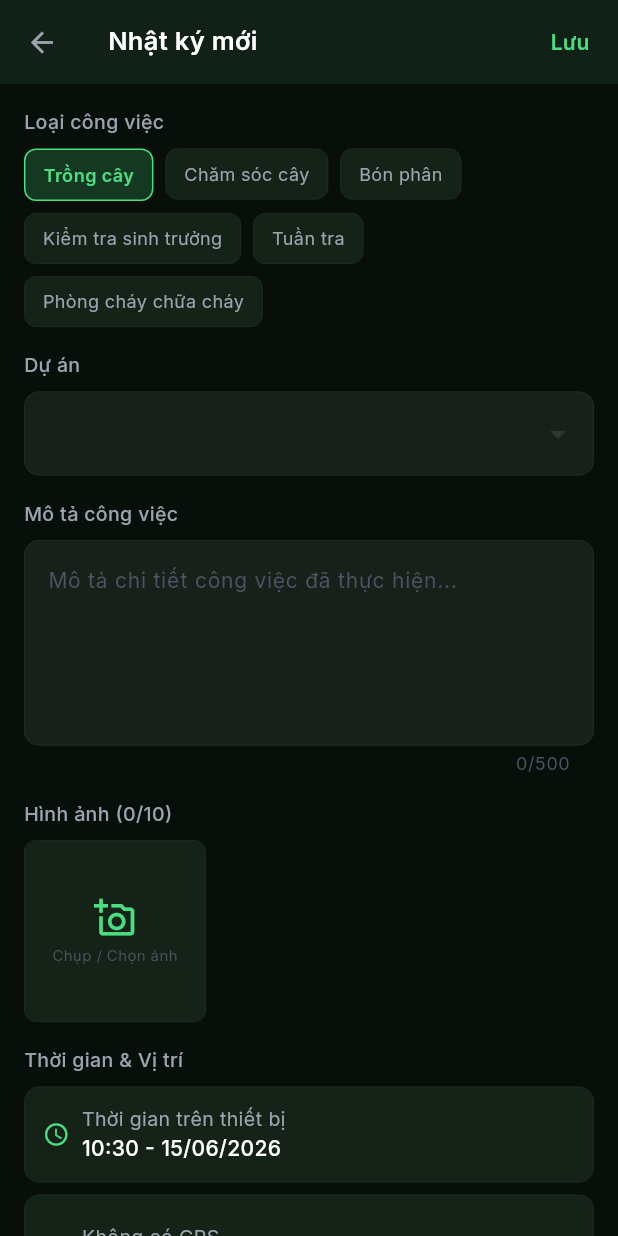
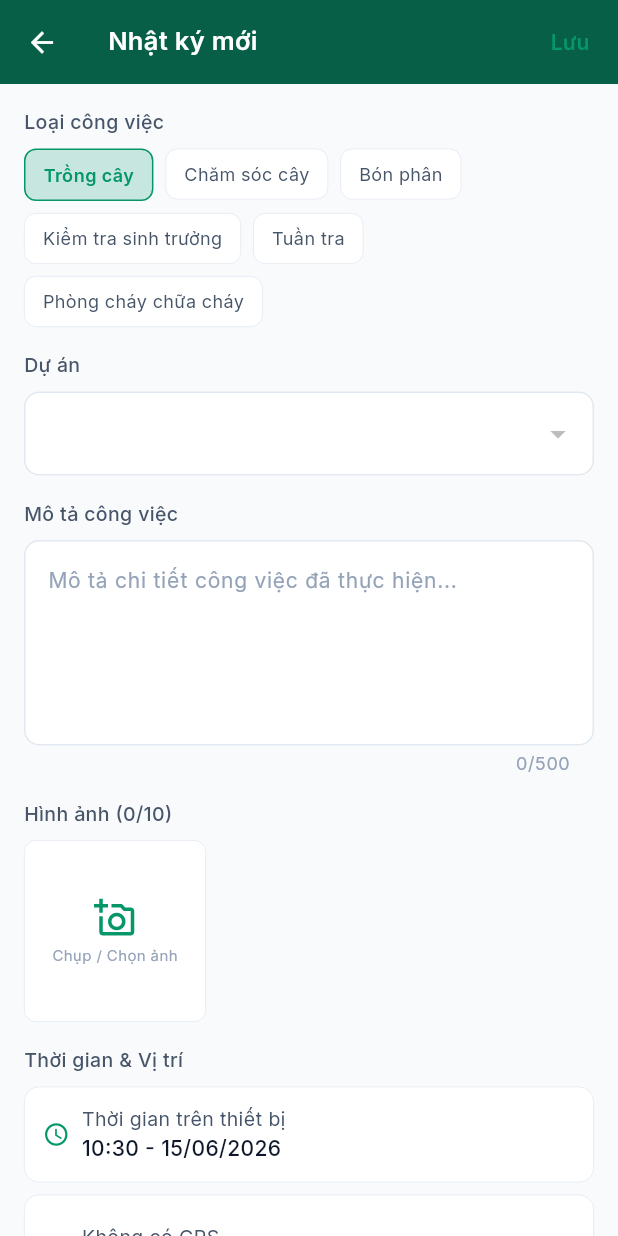
Before and after one commit to tnghiem860/quan_ly_rung, a Flutter app: the MainShell screen opened by its route, item 3 of the bottom bar chosen, after a tap on "Nhật ký mới", on a phone screen of 412 x 824 dp. Run offline on Flutter 3.47's test engine with Material 3 defaults, Android fonts, the phone set to English and light mode, and no system bars; our stand-ins replace cloud_firestore, connectivity_plus, firebase_core, flutter_map, geolocator, google_fonts and 2 more; accounts and stored records are empty.

Commit message:
Update UI to Light Nature theme, fix contrast, and redesign StatCard layout

```diff
--- a/lib/main.dart
+++ b/lib/main.dart
@@ -87,7 +87,7 @@ class ForestWorkerApp extends StatelessWidget {
     return MaterialApp(
       title: 'Forest Worker',
       debugShowCheckedModeBanner: false,
-      theme: AppTheme.darkGreenTheme,
+      theme: AppTheme.lightNatureTheme,
       initialRoute: '/login',
       routes: {
         '/login': (_) => const LoginScreen(),
@@ -98,47 +98,47 @@ class ForestWorkerApp extends StatelessWidget {
 }
 
 class AppTheme {
-  // ── Bảng màu nền – tối hơn và sắc nét hơn ──────────────────────────────
-  static const Color background   = Color(0xFF080F0B); // Đen tuyền ám xanh
-  static const Color surface      = Color(0xFF101A12); // Nền layer 2
-  static const Color surfaceLight = Color(0xFF172019); // Nền input/card nhỏ
-  static const Color cardBg       = Color(0xFF142218); // Card nổi bật hơn
-  static const Color primary      = Color(0xFF112118); // AppBar / bottom bar
-  static const Color primaryLight = Color(0xFF1E3828); // Hover/pressed state
+  // ── Bảng màu nền – Light Nature ─────────────────────────────────────────
+  static const Color background   = Color(0xFFF8FAFC); // Nền xám nhạt/trắng
+  static const Color surface      = Color(0xFFFFFFFF); // Nền layer 2 (trắng)
+  static const Color surfaceLight = Color(0xFFF1F5F9); // Nền input/card nhỏ
+  static const Color cardBg       = Color(0xFFFFFFFF); // Card trắng
+  static const Color primary      = Color(0xFF065F46); // Xanh rừng rậm (AppBar)
+  static const Color primaryLight = Color(0xFF047857); // Xanh lục bảo
 
-  // ── Màu nhấn chính – xanh lá rừng sáng ─────────────────────────────────
-  static const Color accent       = Color(0xFF4ADE80); // Xanh lá tươi (như cây mới)
-  static const Color accentLight  = Color(0xFF86EFAC); // Highlight trên nền tối
-  static const Color accentDark   = Color(0xFF16A34A); // Hover/pressed accent
+  // ── Màu nhấn chính – Xanh lục bảo ──────────────────────────────────────
+  static const Color accent       = Color(0xFF059669); // Xanh lá đậm hơn
+  static const Color accentLight  = Color(0xFF10B981); // Highlight trên nền sáng
+  static const Color accentDark   = Color(0xFF064E3B); // Hover/pressed accent
 
-  // ── Màu nhấn phụ – Cam hổ phách (warm accent) ───────────────────────────
-  static const Color amber        = Color(0xFFFBBF24); // Cảnh báo / nút quan trọng
-  static const Color amberLight   = Color(0xFFFDE68A); // Hover amber
+  // ── Màu nhấn phụ – Cam ──────────────────────────────────────────────────
+  static const Color amber        = Color(0xFFF59E0B); // Cảnh báo
+  static const Color amberLight   = Color(0xFFFCD34D); // Hover amber
 
   // ── Màu viền và phân chia ───────────────────────────────────────────────
-  static const Color border       = Color(0xFF1F3025); // Viền card/input
-  static const Color borderBright = Color(0xFF2D4A38); // Viền active
+  static const Color border       = Color(0xFFE2E8F0); // Viền card/input xám nhạt
+  static const Color borderBright = Color(0xFFCBD5E1); // Viền active xám vừa
 
   // ── Màu văn bản – phân cấp rõ ràng ─────────────────────────────────────
-  static const Color textPrimary   = Color(0xFFFFFFFF); // Trắng tinh – tiêu đề
-  static const Color textSecondary = Color(0xFF9CA3AF); // Xám trung bình – phụ đề
-  static const Color textMuted     = Color(0xFF4B5563); // Xám nhạt – mờ
+  static const Color textPrimary   = Color(0xFF0F172A); // Đen đậm – tiêu đề
+  static const Color textSecondary = Color(0xFF475569); // Xám trung bình – phụ đề
+  static const Color textMuted     = Color(0xFF94A3B8); // Xám nhạt – mờ
 
   // ── Màu trạng thái ──────────────────────────────────────────────────────
-  static const Color success = Color(0xFF4ADE80); // = accent
-  static const Color warning = Color(0xFFFBBF24); // = amber
-  static const Color danger  = Color(0xFFF87171); // Đỏ nhẹ (tránh quá chói)
-  static const Color info    = Color(0xFF38BDF8); // Xanh dương nhạt
+  static const Color success = Color(0xFF059669); // = accent
+  static const Color warning = Color(0xFFF59E0B); // = amber
+  static const Color danger  = Color(0xFFEF4444); // Đỏ
+  static const Color info    = Color(0xFF0EA5E9); // Xanh dương
 
-  static ThemeData get darkGreenTheme {
+  static ThemeData get lightNatureTheme {
     final base = GoogleFonts.interTextTheme();
     return ThemeData(
       useMaterial3: true,
-      brightness: Brightness.dark,
+      brightness: Brightness.light,
       scaffoldBackgroundColor: background,
-      colorScheme: const ColorScheme.dark(
-        primary: accent,
-        secondary: accentLight,
+      colorScheme: const ColorScheme.light(
+        primary: primary,
+        secondary: accent,
         surface: surface,
         error: danger,
       ),
@@ -162,53 +162,54 @@ class AppTheme {
       // ── AppBar ───────────────────────────────────────────────────────────
       appBarTheme: AppBarTheme(
         backgroundColor: primary,
-        foregroundColor: textPrimary,
+        foregroundColor: Colors.white,
         elevation: 0,
         centerTitle: false,
         titleTextStyle: GoogleFonts.inter(
-          color: textPrimary,
+          color: Colors.white,
           fontSize: 17,
           fontWeight: FontWeight.w600,
           letterSpacing: 0.2,
         ),
-        iconTheme: const IconThemeData(color: textSecondary, size: 22),
-        actionsIconTheme: const IconThemeData(color: textSecondary, size: 22),
+        iconTheme: const IconThemeData(color: Colors.white, size: 22),
+        actionsIconTheme: const IconThemeData(color: Colors.white, size: 22),
       ),
 
       // ── Bottom Nav ───────────────────────────────────────────────────────
       bottomNavigationBarTheme: const BottomNavigationBarThemeData(
-        backgroundColor: primary,
-        selectedItemColor: accent,
+        backgroundColor: surface,
+        selectedItemColor: primary,
         unselectedItemColor: textMuted,
         type: BottomNavigationBarType.fixed,
-        elevation: 0,
+        elevation: 8,
       ),
 
       // ── Card ─────────────────────────────────────────────────────────────
       cardTheme: CardThemeData(
         color: cardBg,
-        elevation: 0,
+        elevation: 2,
+        shadowColor: Colors.black.withOpacity(0.05),
         shape: RoundedRectangleBorder(
           borderRadius: BorderRadius.circular(14),
-          side: const BorderSide(color: border, width: 0.5),
+          side: const BorderSide(color: border, width: 1.0),
         ),
       ),
 
       // ── Input ────────────────────────────────────────────────────────────
       inputDecorationTheme: InputDecorationTheme(
         filled: true,
-        fillColor: surfaceLight,
+        fillColor: surface,
         border: OutlineInputBorder(
           borderRadius: BorderRadius.circular(10),
           borderSide: const BorderSide(color: border),
         ),
         enabledBorder: OutlineInputBorder(
           borderRadius: BorderRadius.circular(10),
-          borderSide: const BorderSide(color: border, width: 0.5),
+          borderSide: const BorderSide(color: border, width: 1.0),
         ),
         focusedBorder: OutlineInputBorder(
           borderRadius: BorderRadius.circular(10),
-          borderSide: const BorderSide(color: accent, width: 1.5),
+          borderSide: const BorderSide(color: primary, width: 1.5),
         ),
         labelStyle: const TextStyle(color: textSecondary),
         hintStyle: const TextStyle(color: textMuted),
@@ -218,8 +219,8 @@ class AppTheme {
       // ── ElevatedButton ───────────────────────────────────────────────────
       elevatedButtonTheme: ElevatedButtonThemeData(
         style: ElevatedButton.styleFrom(
-          backgroundColor: accent,
-          foregroundColor: background,
+          backgroundColor: primary,
+          foregroundColor: Colors.white,
           minimumSize: const Size.fromHeight(52),
           shape: RoundedRectangleBorder(
             borderRadius: BorderRadius.circular(12),
@@ -236,21 +237,21 @@ class AppTheme {
       // ── TextButton ───────────────────────────────────────────────────────
       textButtonTheme: TextButtonThemeData(
         style: TextButton.styleFrom(
-          foregroundColor: accentLight,
+          foregroundColor: primary,
         ),
       ),
 
       // ── Divider ──────────────────────────────────────────────────────────
       dividerTheme: const DividerThemeData(
         color: border,
-        thickness: 0.5,
+        thickness: 1.0,
       ),
 
       // ── Chip ─────────────────────────────────────────────────────────────
       chipTheme: ChipThemeData(
         backgroundColor: surfaceLight,
         labelStyle: const TextStyle(color: textPrimary, fontSize: 12),
-        side: const BorderSide(color: border, width: 0.5),
+        side: const BorderSide(color: borderBright, width: 1.0),
         shape: RoundedRectangleBorder(borderRadius: BorderRadius.circular(8)),
       ),
     );
--- a/lib/screens/home_screen.dart
+++ b/lib/screens/home_screen.dart
@@ -125,6 +125,7 @@ class HomeScreen extends StatelessWidget {
                           'Xin chào, $name',
                           style: Theme.of(context).textTheme.headlineSmall?.copyWith(
                                 fontSize: 20,
+                                color: Colors.white,
                               ),
                           maxLines: 1,
                           overflow: TextOverflow.ellipsis,
@@ -132,7 +133,9 @@ class HomeScreen extends StatelessWidget {
                         const SizedBox(height: 2),
                         Text(
                           _getFormattedDate(),
-                          style: Theme.of(context).textTheme.bodyMedium,
+                          style: Theme.of(context).textTheme.bodyMedium?.copyWith(
+                                color: Colors.white70,
+                              ),
                           maxLines: 1,
                           overflow: TextOverflow.ellipsis,
                         ),
@@ -184,11 +187,13 @@ class HomeScreen extends StatelessWidget {
         ),
         title: Row(
           children: [
-            const Icon(Icons.forest, color: AppTheme.accent, size: 20),
+            const Icon(Icons.forest, color: AppTheme.accentLight, size: 20),
             const SizedBox(width: 8),
             Text(
               'Forest Worker',
-              style: Theme.of(context).textTheme.titleMedium,
+              style: Theme.of(context).textTheme.titleMedium?.copyWith(
+                    color: Colors.white,
+                  ),
             ),
           ],
         ),
@@ -197,7 +202,7 @@ class HomeScreen extends StatelessWidget {
       ),
       actions: [
         IconButton(
-          icon: const Icon(Icons.notifications_outlined),
+          icon: const Icon(Icons.notifications_outlined, color: Colors.white),
           tooltip: 'Thông báo',
           onPressed: () => _showNotificationsDialog(context),
         ),
@@ -325,12 +330,36 @@ class HomeScreen extends StatelessWidget {
           physics: const NeverScrollableScrollPhysics(),
           crossAxisSpacing: 12,
           mainAxisSpacing: 12,
-          childAspectRatio: 1.6,
+          childAspectRatio: 1.85,
           children: [
-            StatCard(label: 'Dự án', value: data[0].toString(), icon: Icons.folder_outlined, color: AppTheme.accent),
-            StatCard(label: 'Tổng nhật ký', value: data[1].toString(), icon: Icons.edit_note, color: AppTheme.info),
-            StatCard(label: 'Chưa đồng bộ', value: data[2].toString(), icon: Icons.cloud_off_outlined, color: AppTheme.warning),
-            StatCard(label: 'Số lần Check-in', value: data[3].toString(), icon: Icons.location_on_outlined, color: AppTheme.success),
+            StatCard(
+              label: 'Dự án',
+              value: data[0].toString(),
+              icon: Icons.folder_outlined,
+              color: AppTheme.accent,
+              onTap: () => MainShellState.of(context)?.switchTab(3), // Điều tra
+            ),
+            StatCard(
+              label: 'Tổng nhật ký',
+              value: data[1].toString(),
+              icon: Icons.edit_note,
+              color: AppTheme.info,
+              onTap: () => MainShellState.of(context)?.switchTab(2), // Nhật ký
+            ),
+            StatCard(
+              label: 'Chưa đồng bộ',
+              value: data[2].toString(),
+              icon: Icons.cloud_off_outlined,
+              color: AppTheme.warning,
+              onTap: () => MainShellState.of(context)?.switchTab(2), // Nhật ký
+            ),
+            StatCard(
+              label: 'Số lần Check-in',
+              value: data[3].toString(),
+              icon: Icons.location_on_outlined,
+              color: AppTheme.success,
+              onTap: () => MainShellState.of(context)?.switchTab(1), // Check-in
+            ),
           ],
         );
       },
--- a/lib/screens/main_shell.dart
+++ b/lib/screens/main_shell.dart
@@ -46,8 +46,8 @@ class MainShellState extends State<MainShell> {
   Widget _buildBottomNav() {
     return Container(
       decoration: const BoxDecoration(
-        color: AppTheme.primary,
-        border: Border(top: BorderSide(color: AppTheme.border, width: 0.5)),
+        color: AppTheme.surface,
+        border: Border(top: BorderSide(color: AppTheme.border, width: 1.0)),
       ),
       child: SafeArea(
         child: Padding(
@@ -105,10 +105,10 @@ class _NavItem extends StatelessWidget {
               height: 2.5,
               margin: const EdgeInsets.only(bottom: 6),
               decoration: BoxDecoration(
-                color: AppTheme.accent,
+                color: AppTheme.primary,
                 borderRadius: BorderRadius.circular(2),
                 boxShadow: isActive ? [
-                  BoxShadow(color: AppTheme.accent.withValues(alpha: 0.5), blurRadius: 6, spreadRadius: 1)
+                  BoxShadow(color: AppTheme.primary.withValues(alpha: 0.3), blurRadius: 4, spreadRadius: 1)
                 ] : [],
               ),
             ),
@@ -117,7 +117,7 @@ class _NavItem extends StatelessWidget {
               child: Icon(
                 isActive ? activeIcon : icon,
                 key: ValueKey(isActive),
-                color: isActive ? AppTheme.accent : AppTheme.textMuted,
+                color: isActive ? AppTheme.primary : AppTheme.textMuted,
                 size: 22,
               ),
             ),
@@ -126,7 +126,7 @@ class _NavItem extends StatelessWidget {
               label,
               style: TextStyle(
                 fontSize: 10,
-                color: isActive ? AppTheme.accent : AppTheme.textMuted,
+                color: isActive ? AppTheme.primary : AppTheme.textMuted,
                 fontWeight: isActive ? FontWeight.w600 : FontWeight.normal,
               ),
               maxLines: 1,
--- a/lib/widgets/stat_card.dart
+++ b/lib/widgets/stat_card.dart
@@ -8,6 +8,7 @@ class StatCard extends StatelessWidget {
   final String value;
   final IconData icon;
   final Color color;
+  final VoidCallback? onTap;
 
   const StatCard({
     super.key,
@@ -15,58 +16,53 @@ class StatCard extends StatelessWidget {
     required this.value,
     required this.icon,
     required this.color,
+    this.onTap,
   });
 
   @override
   Widget build(BuildContext context) {
-    return Container(
-      padding: const EdgeInsets.all(16),
+    return GestureDetector(
+      onTap: onTap,
+      child: Container(
+        padding: const EdgeInsets.all(14),
         decoration: BoxDecoration(
-        color: AppTheme.cardBg,
+          color: color.withValues(alpha: 0.06),
           borderRadius: BorderRadius.circular(14),
-        border: Border.all(color: color.withValues(alpha: 0.2), width: 0.8),
-        boxShadow: [
-          BoxShadow(
-            color: color.withValues(alpha: 0.05),
-            blurRadius: 12,
-            offset: const Offset(0, 4),
+          border: Border.all(color: color.withValues(alpha: 0.15), width: 1.0),
+        ),
+        child: Column(
+          crossAxisAlignment: CrossAxisAlignment.start,
+          mainAxisAlignment: MainAxisAlignment.center,
+          children: [
+            Row(
+              children: [
+                Container(
+                  width: 32,
+                  height: 32,
+                  decoration: BoxDecoration(
+                    color: color.withValues(alpha: 0.15),
+                    borderRadius: BorderRadius.circular(8),
+                  ),
+                  child: Icon(icon, color: color, size: 16),
+                ),
+                const SizedBox(width: 8),
+                Expanded(
+                  child: Text(
+                    label,
+                    style: const TextStyle(color: AppTheme.textSecondary, fontSize: 12, fontWeight: FontWeight.w600),
+                    maxLines: 1,
+                    overflow: TextOverflow.ellipsis,
+                  ),
                 ),
               ],
             ),
-      child: Column(
-        crossAxisAlignment: CrossAxisAlignment.start,
-        mainAxisAlignment: MainAxisAlignment.spaceBetween,
-        children: [
-          Container(
-            width: 38,
-            height: 38,
-            decoration: BoxDecoration(
-              gradient: LinearGradient(
-                begin: Alignment.topLeft,
-                end: Alignment.bottomRight,
-                colors: [color.withValues(alpha: 0.25), color.withValues(alpha: 0.1)],
-              ),
-              borderRadius: BorderRadius.circular(10),
-            ),
-            child: Icon(icon, color: color, size: 18),
-          ),
-          Column(
-            crossAxisAlignment: CrossAxisAlignment.start,
-            children: [
+            const SizedBox(height: 12),
             Text(
               value,
               style: TextStyle(color: color, fontSize: 26, fontWeight: FontWeight.w800, height: 1),
             ),
-              const SizedBox(height: 3),
-              Text(
-                label,
-                style: const TextStyle(color: AppTheme.textSecondary, fontSize: 11),
-                maxLines: 1,
-                overflow: TextOverflow.ellipsis,
-              ),
           ],
         ),
-        ],
       ),
     );
   }
```
Also changed, not shown: lib/screens/login_screen.dart (+6 -6 lines). Lines whose indentation alone changed are shown as unchanged.
